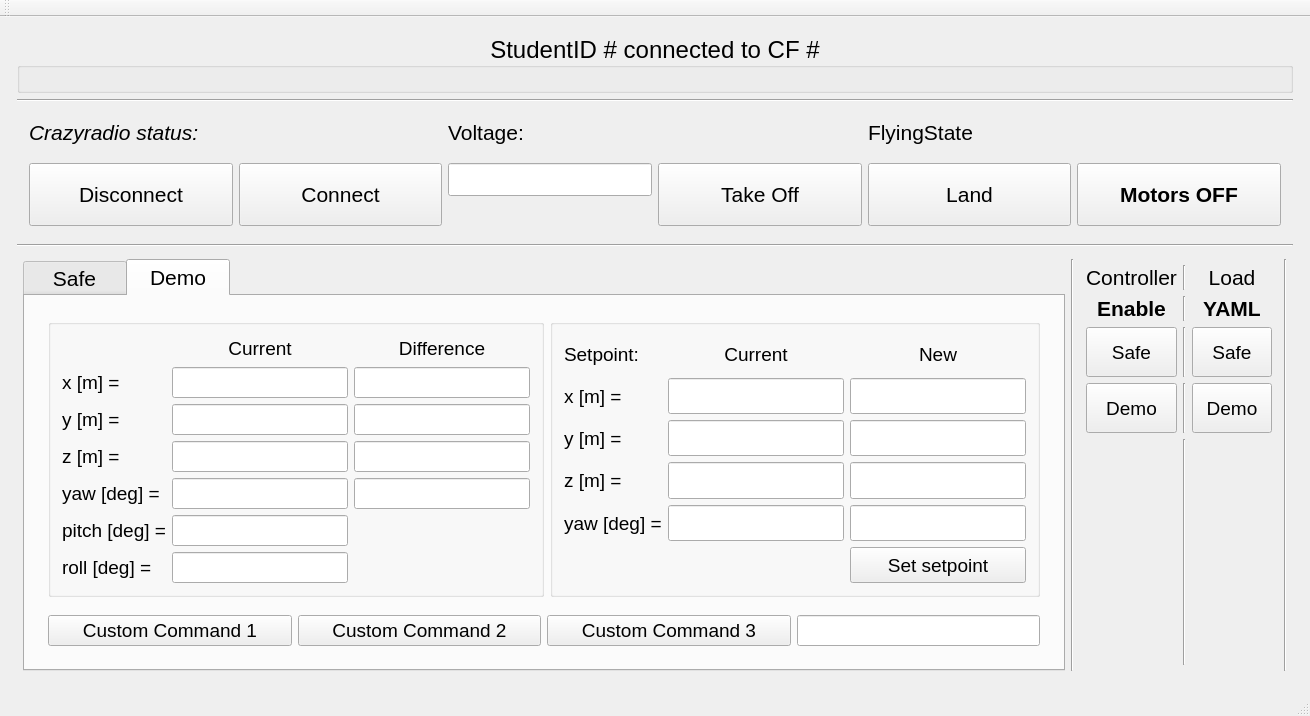
This is pps_ws/src/d_fall_pps/GUI_Qt/studentGUI/src/MainWindow.ui in alexdidier/rampc-quadrotor as Qt 5 draws it before an edit. The edited form follows.
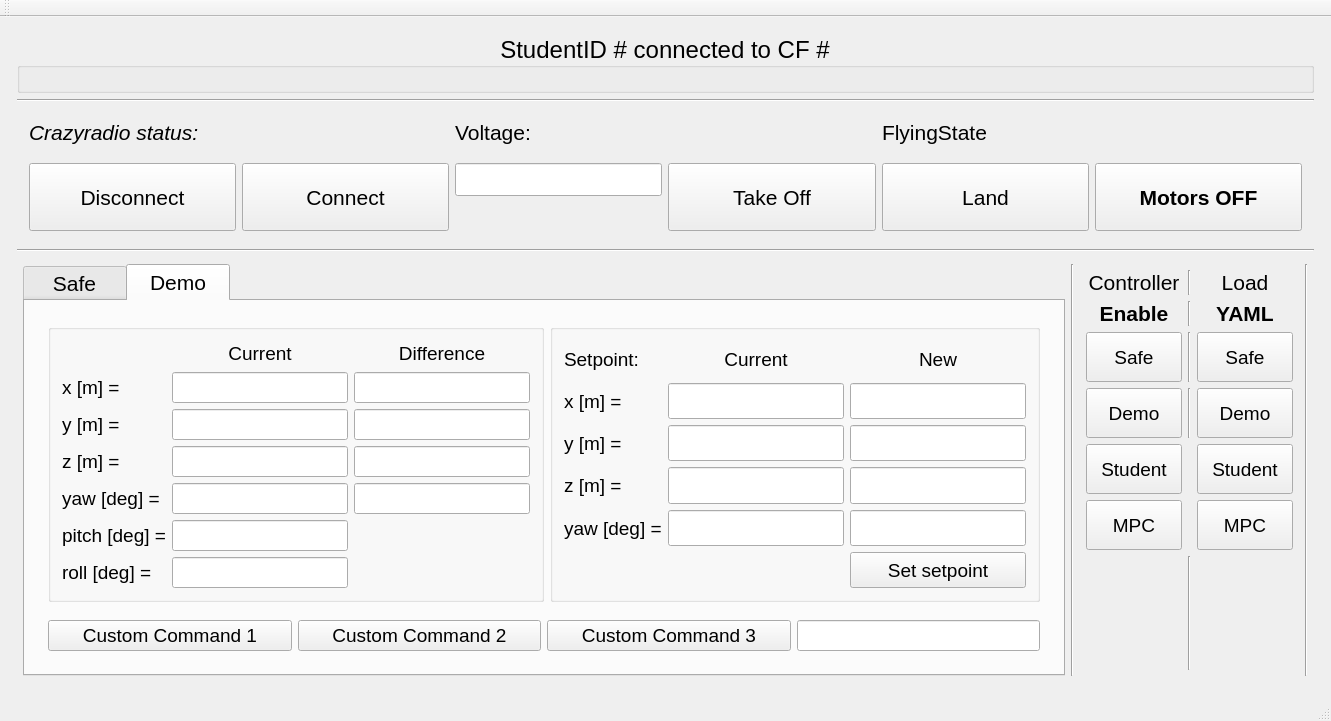
This is the edited form.

Commit message: Added enable and load yaml buttoms to gui

Patch:
```diff
--- a/pps_ws/src/d_fall_pps/GUI_Qt/studentGUI/src/MainWindow.ui
+++ b/pps_ws/src/d_fall_pps/GUI_Qt/studentGUI/src/MainWindow.ui
@@ -6,8 +6,8 @@
    <rect>
     <x>0</x>
     <y>0</y>
-    <width>1092</width>
-    <height>701</height>
+    <width>1331</width>
+    <height>721</height>
    </rect>
   </property>
   <property name="sizePolicy">
@@ -1791,6 +1791,54 @@
           <property name="bottomMargin">
            <number>6</number>
           </property>
+          <item row="5" column="2">
+           <widget class="QPushButton" name="load_student_yaml_button">
+            <property name="sizePolicy">
+             <sizepolicy hsizetype="MinimumExpanding" vsizetype="MinimumExpanding">
+              <horstretch>0</horstretch>
+              <verstretch>0</verstretch>
+             </sizepolicy>
+            </property>
+            <property name="maximumSize">
+             <size>
+              <width>16777215</width>
+              <height>50</height>
+             </size>
+            </property>
+            <property name="font">
+             <font>
+              <pointsize>14</pointsize>
+             </font>
+            </property>
+            <property name="text">
+             <string>Student</string>
+            </property>
+           </widget>
+          </item>
+          <item row="5" column="0">
+           <widget class="QPushButton" name="enable_student_controller">
+            <property name="sizePolicy">
+             <sizepolicy hsizetype="MinimumExpanding" vsizetype="MinimumExpanding">
+              <horstretch>0</horstretch>
+              <verstretch>0</verstretch>
+             </sizepolicy>
+            </property>
+            <property name="maximumSize">
+             <size>
+              <width>16777215</width>
+              <height>50</height>
+             </size>
+            </property>
+            <property name="font">
+             <font>
+              <pointsize>14</pointsize>
+             </font>
+            </property>
+            <property name="text">
+             <string>Student</string>
+            </property>
+           </widget>
+          </item>
           <item row="0" column="2">
            <widget class="QLabel" name="label_2">
             <property name="sizePolicy">
@@ -1880,7 +1928,7 @@
             </property>
            </widget>
           </item>
-          <item row="5" column="0">
+          <item row="7" column="0">
            <spacer name="verticalSpacer">
             <property name="orientation">
              <enum>Qt::Vertical</enum>
@@ -2002,7 +2050,7 @@
             </property>
            </widget>
           </item>
-          <item row="5" column="1">
+          <item row="7" column="1">
            <widget class="Line" name="line_5">
             <property name="orientation">
              <enum>Qt::Vertical</enum>
@@ -2023,6 +2071,54 @@
             </property>
            </widget>
           </item>
+          <item row="6" column="0">
+           <widget class="QPushButton" name="enable_mpc_controller">
+            <property name="sizePolicy">
+             <sizepolicy hsizetype="MinimumExpanding" vsizetype="MinimumExpanding">
+              <horstretch>0</horstretch>
+              <verstretch>0</verstretch>
+             </sizepolicy>
+            </property>
+            <property name="maximumSize">
+             <size>
+              <width>16777215</width>
+              <height>50</height>
+             </size>
+            </property>
+            <property name="font">
+             <font>
+              <pointsize>14</pointsize>
+             </font>
+            </property>
+            <property name="text">
+             <string>MPC</string>
+            </property>
+           </widget>
+          </item>
+          <item row="6" column="2">
+           <widget class="QPushButton" name="load_mpc_yaml_button">
+            <property name="sizePolicy">
+             <sizepolicy hsizetype="MinimumExpanding" vsizetype="MinimumExpanding">
+              <horstretch>0</horstretch>
+              <verstretch>0</verstretch>
+             </sizepolicy>
+            </property>
+            <property name="maximumSize">
+             <size>
+              <width>16777215</width>
+              <height>50</height>
+             </size>
+            </property>
+            <property name="font">
+             <font>
+              <pointsize>14</pointsize>
+             </font>
+            </property>
+            <property name="text">
+             <string>MPC</string>
+            </property>
+           </widget>
+          </item>
          </layout>
         </item>
         <item>
```
Left out of the diff: 8 changed lines with no effect on the pictures.
